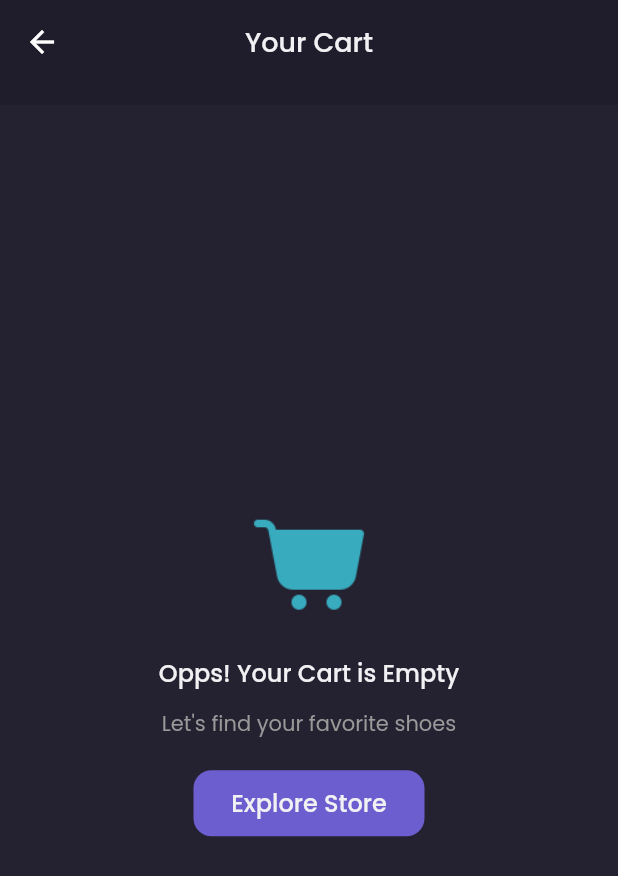
After one commit to dr-old/shamo, a Flutter app: the CartPage screen opened by its route, on a phone screen of 412 x 824 dp. The commit adds this screen. Shown: the top 876 px of the screen. Run offline on Flutter 3.47's test engine with Material 2 defaults, Android fonts, the phone set to English and light mode, and no system bars; our stand-ins replace carousel_slider, google_fonts.

Commit message:
UPDATE EMPTY CART IN CART PAGE

```diff
--- a/lib/main.dart
+++ b/lib/main.dart
@@ -1,4 +1,5 @@
 import 'package:flutter/material.dart';
+import 'package:shamo/pages/cart_page.dart';
 import 'package:shamo/pages/chat_detail_page.dart';
 import 'package:shamo/pages/edit_profile_page.dart';
 import 'package:shamo/pages/home/main_page.dart';
@@ -25,6 +26,7 @@ class MyApp extends StatelessWidget {
         '/chat-detail': (context) => ChatDetailPage(),
         '/edit-profile': (context) => EditProfilePage(),
         '/product': (context) => ProductPage(),
+        '/cart': (context) => CartPage(),
       },
     );
   }
--- /dev/null
+++ b/lib/pages/cart_page.dart
@@ -0,0 +1,89 @@
+import 'package:flutter/material.dart';
+import 'package:flutter/src/widgets/container.dart';
+import 'package:flutter/src/widgets/framework.dart';
+import 'package:shamo/theme.dart';
+
+class CartPage extends StatelessWidget {
+  const CartPage({super.key});
+
+  @override
+  Widget build(BuildContext context) {
+    Widget header() {
+      return AppBar(
+        backgroundColor: backgroundColor1,
+        centerTitle: true,
+        title: Text(
+          'Your Cart',
+          style: primaryTextStyle.copyWith(
+            fontSize: 18,
+            fontWeight: medium,
+          ),
+        ),
+        elevation: 0,
+      );
+    }
+
+    Widget emptyCart() {
+      return Center(
+        child: Column(
+          mainAxisAlignment: MainAxisAlignment.center,
+          children: [
+            Image.asset(
+              'assets/icons8-shopping-cart-96.png',
+              width: 80,
+              color: secondaryColor,
+            ),
+            SizedBox(
+              height: 20,
+            ),
+            Text(
+              'Opps! Your Cart is Empty',
+              style: primaryTextStyle.copyWith(
+                fontSize: 16,
+                fontWeight: medium,
+              ),
+            ),
+            SizedBox(
+              height: 12,
+            ),
+            Text(
+              'Let\'s find your favorite shoes',
+              style: secondaryTextStyle,
+            ),
+            SizedBox(
+              height: 20,
+            ),
+            Container(
+              height: 44,
+              width: 154,
+              child: TextButton(
+                  onPressed: () {},
+                  style: TextButton.styleFrom(
+                    backgroundColor: primaryColor,
+                    shape: RoundedRectangleBorder(
+                      borderRadius: BorderRadius.circular(12),
+                    ),
+                  ),
+                  child: Text(
+                    'Explore Store',
+                    style: primaryTextStyle.copyWith(
+                      fontSize: 16,
+                      fontWeight: medium,
+                    ),
+                  )),
+            )
+          ],
+        ),
+      );
+    }
+
+    return Scaffold(
+      backgroundColor: backgroundColor3,
+      appBar: PreferredSize(
+        preferredSize: Size.fromHeight(70),
+        child: header(),
+      ),
+      body: emptyCart(),
+    );
+  }
+}
--- a/lib/pages/home/main_page.dart
+++ b/lib/pages/home/main_page.dart
@@ -22,7 +22,9 @@ class _MainPageState extends State<MainPage> {
   Widget build(BuildContext context) {
     Widget cardButton() {
       return FloatingActionButton(
-        onPressed: () {},
+        onPressed: () {
+          Navigator.pushNamed(context, '/cart');
+        },
         backgroundColor: secondaryColor,
         child: Image.asset(
           'assets/icons8-bag-64.png',
```
